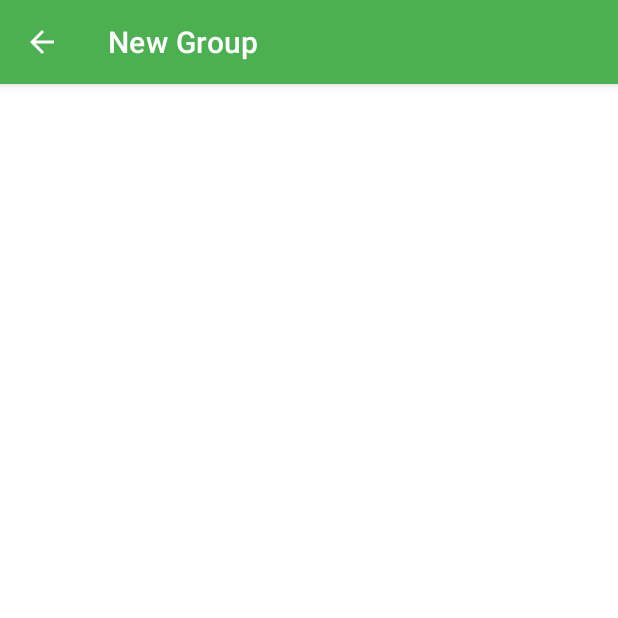
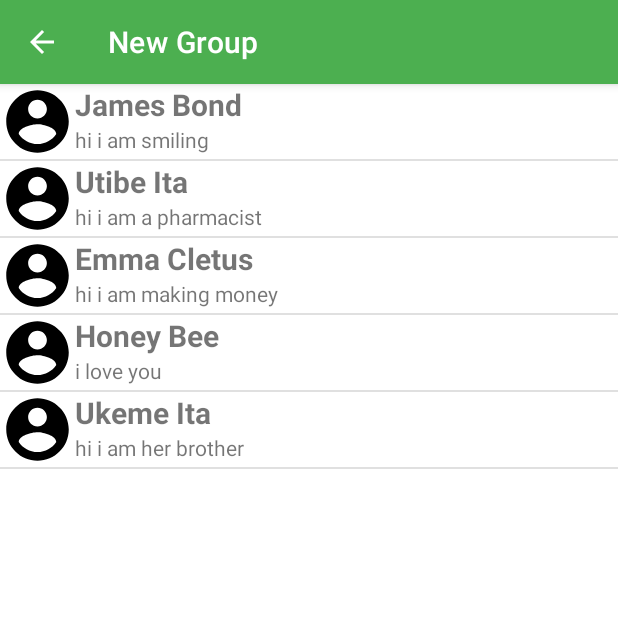
Before and after one commit to utibeita/WhatsApp, an Android app: the NewGroupActivity screen opened directly, with no data from a screen before it, on a phone screen of 412 x 824 dp, the top half of it. Run offline under Robolectric (Android 15) with nearby library versions, the phone set to English and light mode, and no system bars.

Commit message:
Initial Commit

```diff
--- a/app/src/main/AndroidManifest.xml
+++ b/app/src/main/AndroidManifest.xml
@@ -13,11 +13,6 @@
         android:supportsRtl="true"
         android:theme="@style/Theme.WhatsApp"
         tools:targetApi="31">
-        <activity
-            android:name=".NewBroadcastActivity"
-            android:exported="false"
-            android:label="New Broadcast"
-            android:parentActivityName=".MainActivity" />
         <activity
             android:name=".NewGroupActivity"
             android:exported="false"
--- /dev/null
+++ b/app/src/main/java/com/example/whatsapp/ListOfFriendsAdapter.kt
@@ -0,0 +1,36 @@
+package com.example.whatsapp
+
+import android.content.Context
+import android.view.LayoutInflater
+import android.view.View
+import android.view.ViewGroup
+import android.widget.TextView
+import androidx.recyclerview.widget.RecyclerView
+
+class ListOfFriendsAdapter(val context: Context) : RecyclerView.Adapter<ListOfFriendsAdapter.LFViewHolder>(){
+    private val sampleData = SampleData()
+    private val listOfFriends = sampleData.LIST_OF_FRIENDS
+
+    override fun onCreateViewHolder(parent: ViewGroup, viewType: Int): LFViewHolder {
+        val itemView = LayoutInflater.from(context).inflate(R.layout.list_of_friends_layout, parent, false)
+
+        return LFViewHolder(itemView)
+    }
+
+    override fun onBindViewHolder(holder: LFViewHolder, position: Int) {
+        holder.userName.text = listOfFriends[position].UserName
+        holder.status.text = listOfFriends[position].status
+
+    }
+
+    override fun getItemCount(): Int {
+        return listOfFriends.size
+
+    }
+
+    class LFViewHolder(itemView: View): RecyclerView.ViewHolder(itemView){
+        val userName: TextView = itemView.findViewById(R.id.userName)
+        val status: TextView = itemView.findViewById(R.id.status)
+
+    }
+}
--- a/app/src/main/java/com/example/whatsapp/MainActivity.kt
+++ b/app/src/main/java/com/example/whatsapp/MainActivity.kt
@@ -29,10 +29,6 @@ class MainActivity : AppCompatActivity() {
                 goToNewGroupActivity()
                 return true
             }
-            R.id.new_broadcast -> {
-                goToNewBroadcastActivity()
-                return true
-            }
             R.id.linked_devices -> {
                 Toast.makeText(this, "Linked Devices click", Toast.LENGTH_LONG).show()
                 return true
@@ -51,8 +47,4 @@ class MainActivity : AppCompatActivity() {
         val i = Intent(this, NewGroupActivity::class.java)
         startActivity(i)
     }
-    private fun goToNewBroadcastActivity() {
-        val j = Intent(this, NewBroadcastActivity::class.java)
-        startActivity(j)
-    }
 }
--- a/app/src/main/java/com/example/whatsapp/NewBroadcastActivity.kt
+++ /dev/null
@@ -1,11 +0,0 @@
-package com.example.whatsapp
-
-import androidx.appcompat.app.AppCompatActivity
-import android.os.Bundle
-
-class NewBroadcastActivity : AppCompatActivity() {
-    override fun onCreate(savedInstanceState: Bundle?) {
-        super.onCreate(savedInstanceState)
-        setContentView(R.layout.activity_new_broadcast)
-    }
-}
--- a/app/src/main/java/com/example/whatsapp/NewGroupActivity.kt
+++ b/app/src/main/java/com/example/whatsapp/NewGroupActivity.kt
@@ -2,10 +2,26 @@ package com.example.whatsapp
 
 import androidx.appcompat.app.AppCompatActivity
 import android.os.Bundle
+import android.widget.LinearLayout
+import androidx.recyclerview.widget.DividerItemDecoration
+import androidx.recyclerview.widget.LinearLayoutManager
+import androidx.recyclerview.widget.RecyclerView
 
 class NewGroupActivity : AppCompatActivity() {
+    private lateinit var recyclerView: RecyclerView
+
     override fun onCreate(savedInstanceState: Bundle?) {
         super.onCreate(savedInstanceState)
         setContentView(R.layout.activity_new_group)
+
+        recyclerView= findViewById(R.id.listOfFriends)
+        recyclerView.adapter= ListOfFriendsAdapter(this)
+        recyclerView.layoutManager= LinearLayoutManager(this)
+
+        //adding line decoration
+        val decor = DividerItemDecoration(this, RecyclerView.VERTICAL)
+        recyclerView.addItemDecoration(decor)
+
     }
+
 }
--- /dev/null
+++ b/app/src/main/java/com/example/whatsapp/SampleData.kt
@@ -0,0 +1,11 @@
+package com.example.whatsapp
+
+class SampleData {
+    val LIST_OF_FRIENDS: List<User> = listOf(
+        User("James Bond", "hi i am smiling") ,
+        User("Utibe Ita","hi i am a pharmacist"),
+        User("Emma Cletus", "hi i am making money"),
+        User("Honey Bee", "i love you"),
+        User("Ukeme Ita", "hi i am her brother")
+    )
+}
--- /dev/null
+++ b/app/src/main/java/com/example/whatsapp/User.kt
@@ -0,0 +1,6 @@
+package com.example.whatsapp
+
+data class User(
+    val UserName: String,
+    val status: String
+)
--- /dev/null
+++ b/app/src/main/res/drawable/ic_baseline_account_circle_24.xml
@@ -0,0 +1,5 @@
+<vector android:height="24dp" android:tint="#000000"
+    android:viewportHeight="24" android:viewportWidth="24"
+    android:width="24dp" xmlns:android="http://schemas.android.com/apk/res/android">
+    <path android:fillColor="@android:color/white" android:pathData="M12,2C6.48,2 2,6.48 2,12s4.48,10 10,10 10,-4.48 10,-10S17.52,2 12,2zM12,5c1.66,0 3,1.34 3,3s-1.34,3 -3,3 -3,-1.34 -3,-3 1.34,-3 3,-3zM12,19.2c-2.5,0 -4.71,-1.28 -6,-3.22 0.03,-1.99 4,-3.08 6,-3.08 1.99,0 5.97,1.09 6,3.08 -1.29,1.94 -3.5,3.22 -6,3.22z"/>
+</vector>
--- a/app/src/main/res/layout/activity_main.xml
+++ b/app/src/main/res/layout/activity_main.xml
@@ -1,5 +1,5 @@
 <?xml version="1.0" encoding="utf-8"?>
-<androidx.constraintlayout.widget.ConstraintLayout xmlns:android="http://schemas.android.com/apk/res/android"
+<LinearLayout xmlns:android="http://schemas.android.com/apk/res/android"
     xmlns:app="http://schemas.android.com/apk/res-auto"
     xmlns:tools="http://schemas.android.com/tools"
     android:layout_width="match_parent"
@@ -15,4 +15,4 @@
         app:layout_constraintStart_toStartOf="parent"
         app:layout_constraintTop_toTopOf="parent" />
 
-</androidx.constraintlayout.widget.ConstraintLayout>
+</LinearLayout>
--- a/app/src/main/res/layout/activity_new_broadcast.xml
+++ /dev/null
@@ -1,9 +0,0 @@
-<?xml version="1.0" encoding="utf-8"?>
-<androidx.constraintlayout.widget.ConstraintLayout xmlns:android="http://schemas.android.com/apk/res/android"
-    xmlns:app="http://schemas.android.com/apk/res-auto"
-    xmlns:tools="http://schemas.android.com/tools"
-    android:layout_width="match_parent"
-    android:layout_height="match_parent"
-    tools:context=".NewBroadcastActivity">
-
-</androidx.constraintlayout.widget.ConstraintLayout>
--- a/app/src/main/res/layout/activity_new_group.xml
+++ b/app/src/main/res/layout/activity_new_group.xml
@@ -1,9 +1,12 @@
 <?xml version="1.0" encoding="utf-8"?>
-<androidx.constraintlayout.widget.ConstraintLayout xmlns:android="http://schemas.android.com/apk/res/android"
+<LinearLayout xmlns:android="http://schemas.android.com/apk/res/android"
     xmlns:app="http://schemas.android.com/apk/res-auto"
     xmlns:tools="http://schemas.android.com/tools"
     android:layout_width="match_parent"
     android:layout_height="match_parent"
     tools:context=".NewGroupActivity">
-
-</androidx.constraintlayout.widget.ConstraintLayout>
+    <androidx.recyclerview.widget.RecyclerView
+        android:id= "@+id/listOfFriends"
+        android:layout_width="match_parent"
+        android:layout_height="match_parent"/>
+</LinearLayout>
--- /dev/null
+++ b/app/src/main/res/layout/list_of_friends_layout.xml
@@ -0,0 +1,37 @@
+<?xml version="1.0" encoding="utf-8"?>
+<androidx.constraintlayout.widget.ConstraintLayout xmlns:android="http://schemas.android.com/apk/res/android"
+    xmlns:tools="http://schemas.android.com/tools"
+    android:layout_width="match_parent"
+    android:layout_height="wrap_content"
+    xmlns:app="http://schemas.android.com/apk/res-auto">
+
+    <ImageView
+        android:id="@+id/profilePic"
+        android:layout_width="50dp"
+        android:layout_height="50dp"
+        android:src="@drawable/ic_baseline_account_circle_24"
+        app:layout_constraintStart_toStartOf="parent"
+        app:layout_constraintTop_toTopOf="parent"
+        />
+
+    <TextView
+        android:id="@+id/userName"
+        android:layout_width="wrap_content"
+        android:layout_height="wrap_content"
+        android:text="TextView"
+        android:textStyle="bold"
+        android:textSize="20dp"
+        app:layout_constraintTop_toTopOf="parent"
+        app:layout_constraintStart_toEndOf="@+id/profilePic"
+        />
+
+    <TextView
+        android:id="@+id/status"
+        android:layout_width="wrap_content"
+        android:layout_height="wrap_content"
+        android:text="TextView"
+        app:layout_constraintTop_toBottomOf="@+id/userName"
+        app:layout_constraintStart_toEndOf="@id/profilePic"
+        />
+
+</androidx.constraintlayout.widget.ConstraintLayout>
```
